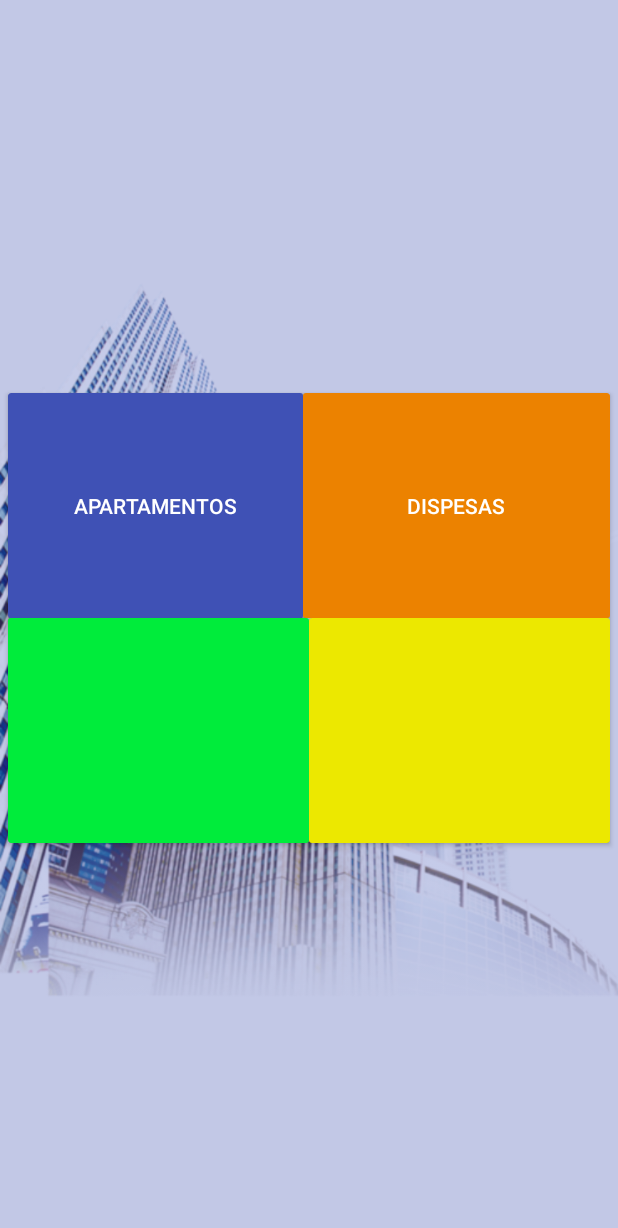
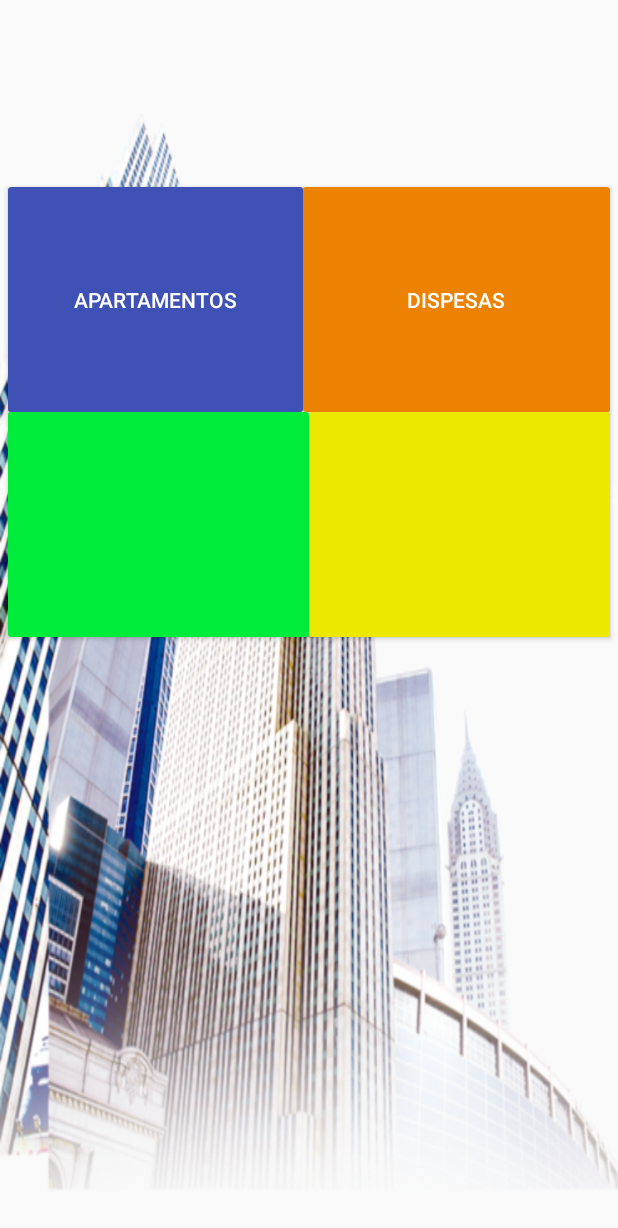
Before and after one commit to MarceloxAlves/CondManager, an Android app: the PrincipalActivity screen opened directly, with no data from a screen before it, on a phone screen of 412 x 824 dp. Shown: the top 1228 px of the screen. Run offline under Robolectric (Android 15) with nearby library versions, the phone set to English and light mode, and no system bars.

Commit message:
Implemntado Share Preferences e Listagens

```diff
--- a/app/src/main/AndroidManifest.xml
+++ b/app/src/main/AndroidManifest.xml
@@ -27,9 +27,9 @@
         <activity
             android:name=".app.PrincipalActivity"
             android:theme="@style/Theme.AppCompat.Light.NoActionBar" />
-        <activity android:name=".app.ListarApartamentosActivity" />
+        <activity android:name=".app.ListarApartamentosActivity" android:parentActivityName=".app.PrincipalActivity" />
         <activity android:name=".app.ItemApartamentoViewHolderActivity" />
-        <activity android:name=".app.AdicionarApartamentoActivity"></activity>
+        <activity android:name=".app.AdicionarApartamentoActivity" android:parentActivityName=".app.ListarApartamentosActivity"></activity>
     </application>
 
 </manifest>
--- a/app/src/main/java/br/com/avantitecnologiati/condmanager/model/ApartamentoAdapter.java
+++ b/app/src/main/java/br/com/avantitecnologiati/condmanager/adapter/ApartamentoAdapter.java
@@ -1,4 +1,4 @@
-package br.com.avantitecnologiati.condmanager.model;
+package br.com.avantitecnologiati.condmanager.adapter;
 
 import android.content.Context;
 import android.support.v7.widget.RecyclerView;
@@ -10,6 +10,7 @@ import android.widget.EditText;
 import java.util.List;
 
 import br.com.avantitecnologiati.condmanager.R;
+import br.com.avantitecnologiati.condmanager.model.Apartamento;
 
 public class ApartamentoAdapter extends RecyclerView.Adapter<ApartamentoAdapter.ApartamentoViewHolder> {
 
--- a/app/src/main/java/br/com/avantitecnologiati/condmanager/app/PrincipalActivity.java
+++ b/app/src/main/java/br/com/avantitecnologiati/condmanager/app/PrincipalActivity.java
@@ -1,15 +1,29 @@
 package br.com.avantitecnologiati.condmanager.app;
 
+import android.content.Intent;
 import android.support.v7.app.AppCompatActivity;
 import android.os.Bundle;
+import android.view.View;
+import android.widget.TextView;
 
 import br.com.avantitecnologiati.condmanager.R;
+import br.com.avantitecnologiati.condmanager.dao.Preferences;
 
 public class PrincipalActivity extends AppCompatActivity {
 
+    Preferences preferences;
     @Override
     protected void onCreate(Bundle savedInstanceState) {
         super.onCreate(savedInstanceState);
         setContentView(R.layout.activity_principal);
+
+        preferences = new Preferences(this);
+        ((TextView)findViewById(R.id.emailLogado)).setText(preferences.getEmailUsuarioLogado());
+
+
+    }
+
+    public void apartamentos(View view) {
+        startActivity(new Intent(this, ListarApartamentosActivity.class));
     }
 }
--- /dev/null
+++ b/app/src/main/java/br/com/avantitecnologiati/condmanager/dao/Preferences.java
@@ -0,0 +1,78 @@
+package br.com.avantitecnologiati.condmanager.dao;
+
+import android.app.Activity;
+import android.content.Context;
+import android.content.Intent;
+import android.content.SharedPreferences;
+
+import br.com.avantitecnologiati.condmanager.app.LoginActivity;
+import br.com.avantitecnologiati.condmanager.dao.Database;
+import br.com.avantitecnologiati.condmanager.dao.SindicoRecord;
+import br.com.avantitecnologiati.condmanager.model.Sindico;
+
+public class Preferences {
+        private SharedPreferences preferences;
+        private  final String NOME_ARQUIVO = "login.preferencias";
+        public  final int MODE = 0;
+        private SharedPreferences.Editor editor;
+        private Context contexto;
+
+        public Preferences(Context context) {
+            this.contexto =  context;
+            preferences = this.contexto.getSharedPreferences(NOME_ARQUIVO,MODE);
+            this.editor = preferences.edit();
+        }
+
+        /**
+         *
+         * @return as prefencias
+         */
+        public SharedPreferences getPreferences() {
+            return preferences;
+        }
+
+        /**
+         *
+         * @param email
+         */
+        public void salvarUsuario(String email){
+            editor.putString("email",email);
+            editor.commit();
+        }
+
+        /**
+         *
+         * @return o email do usuário
+         */
+        public String getEmailUsuarioLogado(){
+           String email  = this.preferences.getString("email",null);
+            return  email;
+        }
+
+        /**
+         *
+         * @return retorna verdadeiro caso exista um id;
+         */
+        public boolean logado(){
+            return !getEmailUsuarioLogado().trim().isEmpty();
+        }
+
+
+        /**
+         * limpa as preferencias e redirenciona para tela de login
+         */
+        public void logout() {
+
+            editor.clear();
+            editor.commit();
+            contexto.startActivity(new Intent(contexto.getApplicationContext(), LoginActivity.class));
+            ((Activity)contexto).finish();
+        }
+
+
+        public Sindico getUsuarioLogado () {
+            SindicoRecord sindicoRecord = new SindicoRecord(new Database(this.contexto));
+            return logado() ? sindicoRecord.getObject(getEmailUsuarioLogado(),null) : null;
+        }
+
+}
--- a/app/src/main/java/br/com/avantitecnologiati/condmanager/dao/ProprietarioRecord.java
+++ b/app/src/main/java/br/com/avantitecnologiati/condmanager/dao/ProprietarioRecord.java
@@ -9,13 +9,14 @@ import java.util.List;
 
 import br.com.avantitecnologiati.condmanager.model.Proprietario;
 
-public class ProprietarioRecord {
+public class ProprietarioRecord  extends  Record{
 
     private Database database;
 
     public ProprietarioRecord(Database database) {
-        this.database = database;
+        super(database);
     }
+
 
     public void adicionar(){
 
--- a/app/src/main/java/br/com/avantitecnologiati/condmanager/model/Apartamento.java
+++ b/app/src/main/java/br/com/avantitecnologiati/condmanager/model/Apartamento.java
@@ -7,6 +7,11 @@ public class Apartamento {
     private int quantQuartos;
     private Ocupacao tipoOcupacao;
     private Proprietario proprietario;
+
+
+    public  Apartamento(){
+
+    }
 
     public Apartamento(int numero, int quantQuartos, Ocupacao tipoOcupacao, Proprietario proprietario) {
         this.numero = numero;
--- a/app/src/main/java/br/com/avantitecnologiati/condmanager/model/Sindico.java
+++ b/app/src/main/java/br/com/avantitecnologiati/condmanager/model/Sindico.java
@@ -4,11 +4,17 @@ public class Sindico extends Pessoa implements Usuario {
 
     private String email, senha;
 
+    public Sindico(){
+        super(null,null);
+
+    }
     public Sindico(String nome, String cpf, String email, String senha) {
         super(nome, cpf);
         this.email = email;
         this.senha = senha;
     }
+
+
 
 
     @Override
--- a/app/src/main/res/layout/activity_adicionar_apartamento.xml
+++ b/app/src/main/res/layout/activity_adicionar_apartamento.xml
@@ -35,6 +35,7 @@
                 android:inputType="number" />
 
             <RadioGroup
+                android:id="@+id/rd_opcoes"
                 android:layout_width="match_parent"
                 android:layout_height="match_parent"
                 android:layout_marginVertical="10dp"
@@ -75,6 +76,7 @@
         android:layout_width="wrap_content"
         android:layout_height="wrap_content"
         android:text="@string/salvar"
+        android:onClick="salvarApartamento"
         android:layout_gravity="end"
         android:layout_marginVertical="10dp"
         android:background="@drawable/button_background"/>
--- a/app/src/main/res/layout/activity_principal.xml
+++ b/app/src/main/res/layout/activity_principal.xml
@@ -1,27 +1,26 @@
 <?xml version="1.0" encoding="utf-8"?>
-<android.support.design.widget.CoordinatorLayout xmlns:android="http://schemas.android.com/apk/res/android"
+<LinearLayout xmlns:android="http://schemas.android.com/apk/res/android"
     xmlns:app="http://schemas.android.com/apk/res-auto"
     xmlns:tools="http://schemas.android.com/tools"
     android:layout_width="match_parent"
     android:layout_height="match_parent"
     tools:context=".app.PrincipalActivity"
+    android:background="@drawable/predios"
+    android:orientation="vertical"
+    android:clickable="true"
     >
 
-    <ImageView
-        android:id="@+id/prediosBackground"
-        android:layout_width="fill_parent"
-        android:layout_height="fill_parent"
-        android:src="@drawable/predios"/>
-    <ImageView
-        android:src="@color/colorPrimary"
-        android:layout_width="fill_parent"
-        android:layout_height="fill_parent"
-        android:alpha="0.3"/>
+
+    <TextView
+        android:id="@+id/emailLogado"
+        android:layout_width="match_parent"
+        android:layout_height="wrap_content"
+        android:paddingBottom="100dp"
+        android:text="" />
 
     <android.support.v7.widget.CardView
         android:layout_width="match_parent"
         android:layout_height="300dp"
-        android:layout_gravity="center_vertical"
         android:layout_margin="5dp"
         app:cardBackgroundColor="@android:color/transparent">
         <LinearLayout
@@ -41,6 +40,7 @@
                     android:layout_width="wrap_content"
                     android:layout_height="match_parent"
                     android:layout_weight="1"
+                    android:onClick="apartamentos"
                     android:background="@drawable/button_background1"
                     android:text="@string/apartamentos"
                     android:textColor="@color/colorWhite" />
@@ -86,4 +86,4 @@
 
     </android.support.v7.widget.CardView>
 
-</android.support.design.widget.CoordinatorLayout>
+</LinearLayout>
--- a/app/src/main/res/values/styles.xml
+++ b/app/src/main/res/values/styles.xml
@@ -1,8 +1,15 @@
 <resources>
 
     <!-- Base application theme. -->
-    <style name="AppTheme" parent="android:Theme.Material.Light.DarkActionBar">
+    <!-- Base application theme. -->
+    <style name="AppTheme" parent="Theme.AppCompat.Light.DarkActionBar">
         <!-- Customize your theme here. -->
+        <item name="colorPrimary">@color/colorPrimary</item>
+        <item name="colorPrimaryDark">@color/colorPrimaryDark</item>
+        <item name="colorAccent">@color/colorAccent</item>
+        <item name="actionMenuTextColor">@color/colorWhite</item>
+        <item name="android:colorForeground">@android:color/background_light</item>
+        <item name="android:navigationBarColor">@android:color/white</item>
     </style>
 
 </resources>
```
Also changed, not shown: app/src/main/java/br/com/avantitecnologiati/condmanager/app/AdicionarApartamentoActivity.java (+33 -0 lines), app/src/main/java/br/com/avantitecnologiati/condmanager/app/ListarApartamentosActivity.java (+23 -0 lines), app/src/main/java/br/com/avantitecnologiati/condmanager/app/LoginActivity.java (+53 -12 lines), app/src/main/java/br/com/avantitecnologiati/condmanager/dao/ApartamentoRecord.java (added, +77 -0 lines), app/src/main/java/br/com/avantitecnologiati/condmanager/dao/CondiminoRecord.java (+5 -8 lines), app/src/main/java/br/com/avantitecnologiati/condmanager/dao/Record.java (added, +20 -0 lines), app/src/main/java/br/com/avantitecnologiati/condmanager/dao/SindicoRecord.java (+75 -5 lines), app/src/main/java/br/com/avantitecnologiati/condmanager/model/Pessoa.java (+8 -2 lines).
